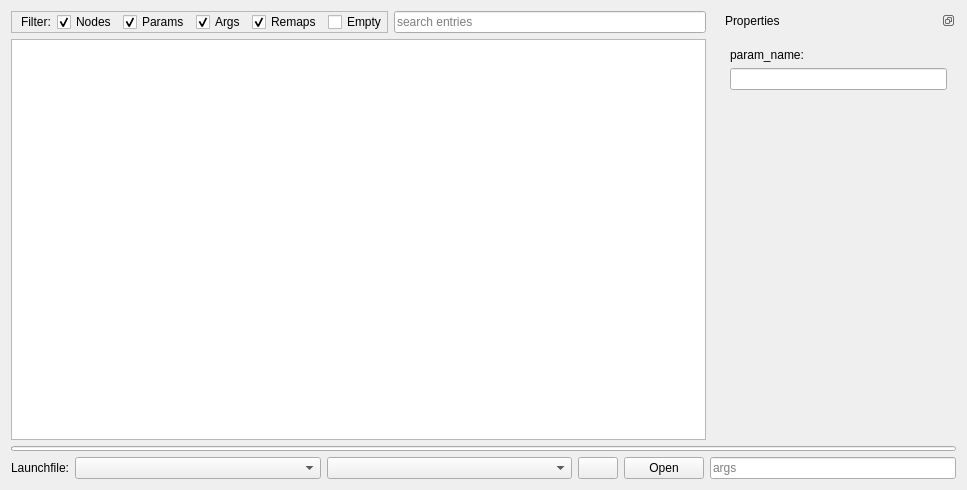
Qt form resource/launchtree_widget.ui (pschillinger/rqt_launchtree-release) before a commit.
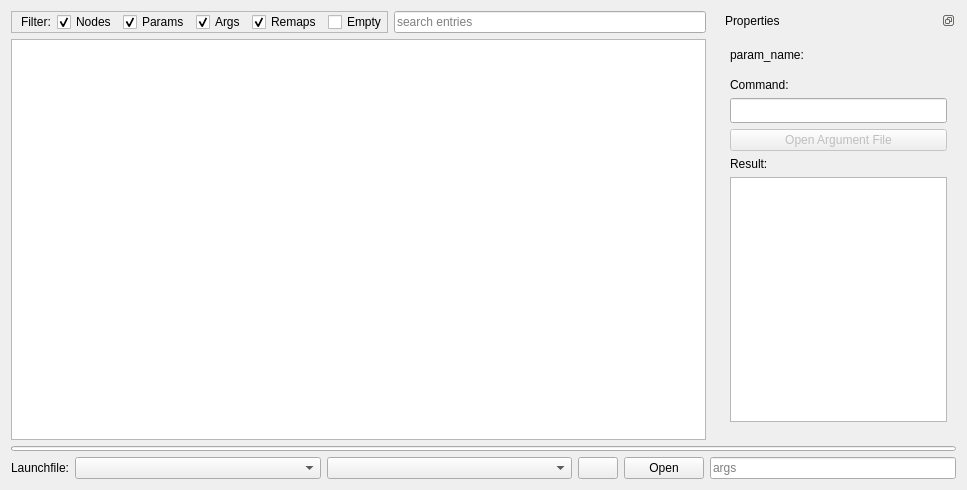
The same form after that commit. The open tabs and pages were chosen to show the change.

```diff
--- a/resource/launchtree_widget.ui
+++ b/resource/launchtree_widget.ui
@@ -449,6 +449,111 @@
                   </item>
                  </layout>
                 </widget>
+                <widget class="QWidget" name="page_5">
+                 <layout class="QVBoxLayout" name="verticalLayout_15">
+                  <property name="leftMargin">
+                   <number>0</number>
+                  </property>
+                  <property name="topMargin">
+                   <number>0</number>
+                  </property>
+                  <property name="rightMargin">
+                   <number>0</number>
+                  </property>
+                  <property name="bottomMargin">
+                   <number>0</number>
+                  </property>
+                  <item>
+                   <widget class="QListWidget" name="param_value_list"/>
+                  </item>
+                 </layout>
+                </widget>
+                <widget class="QWidget" name="page_6">
+                 <layout class="QVBoxLayout" name="verticalLayout_16">
+                  <property name="leftMargin">
+                   <number>0</number>
+                  </property>
+                  <property name="topMargin">
+                   <number>0</number>
+                  </property>
+                  <property name="rightMargin">
+                   <number>0</number>
+                  </property>
+                  <property name="bottomMargin">
+                   <number>0</number>
+                  </property>
+                  <item>
+                   <spacer name="verticalSpacer_13">
+                    <property name="orientation">
+                     <enum>Qt::Vertical</enum>
+                    </property>
+                    <property name="sizeType">
+                     <enum>QSizePolicy::Fixed</enum>
+                    </property>
+                    <property name="sizeHint" stdset="0">
+                     <size>
+                      <width>20</width>
+                      <height>10</height>
+                     </size>
+                    </property>
+                   </spacer>
+                  </item>
+                  <item>
+                   <widget class="QLabel" name="label_21">
+                    <property name="text">
+                     <string>Command:</string>
+                    </property>
+                   </widget>
+                  </item>
+                  <item>
+                   <widget class="QLineEdit" name="param_cmd">
+                    <property name="font">
+                     <font>
+                      <family>Ubuntu Mono</family>
+                      <pointsize>9</pointsize>
+                      <weight>75</weight>
+                      <bold>true</bold>
+                     </font>
+                    </property>
+                    <property name="readOnly">
+                     <bool>true</bool>
+                    </property>
+                   </widget>
+                  </item>
+                  <item>
+                   <widget class="QPushButton" name="param_cmd_open">
+                    <property name="enabled">
+                     <bool>false</bool>
+                    </property>
+                    <property name="text">
+                     <string>Open Argument File</string>
+                    </property>
+                   </widget>
+                  </item>
+                  <item>
+                   <widget class="QLabel" name="label_22">
+                    <property name="text">
+                     <string>Result:</string>
+                    </property>
+                   </widget>
+                  </item>
+                  <item>
+                   <widget class="QTextEdit" name="param_cmd_result">
+                    <property name="font">
+                     <font>
+                      <family>Ubuntu Mono</family>
+                      <pointsize>9</pointsize>
+                      <weight>75</weight>
+                      <bold>true</bold>
+                     </font>
+                    </property>
+                    <property name="readOnly">
+                     <bool>true</bool>
+                    </property>
+                   </widget>
+                  </item>
+                 </layout>
+                </widget>
                </widget>
               </item>
              </layout>
```
Left out of the diff: 10 changed lines with no effect on the pictures.
